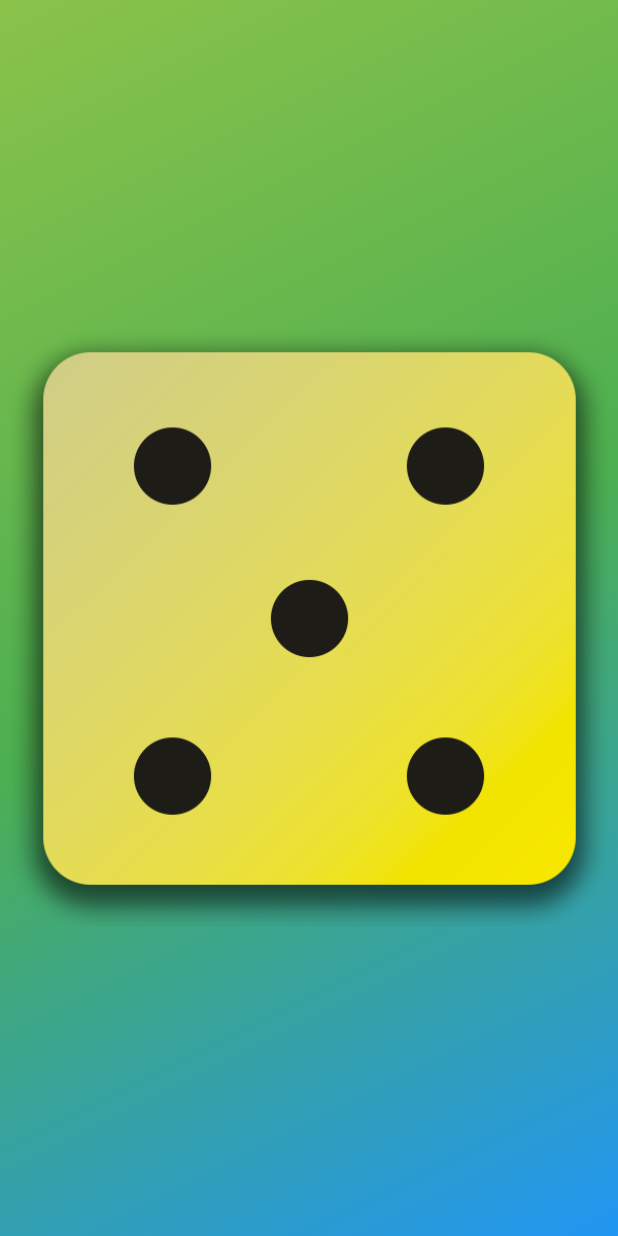
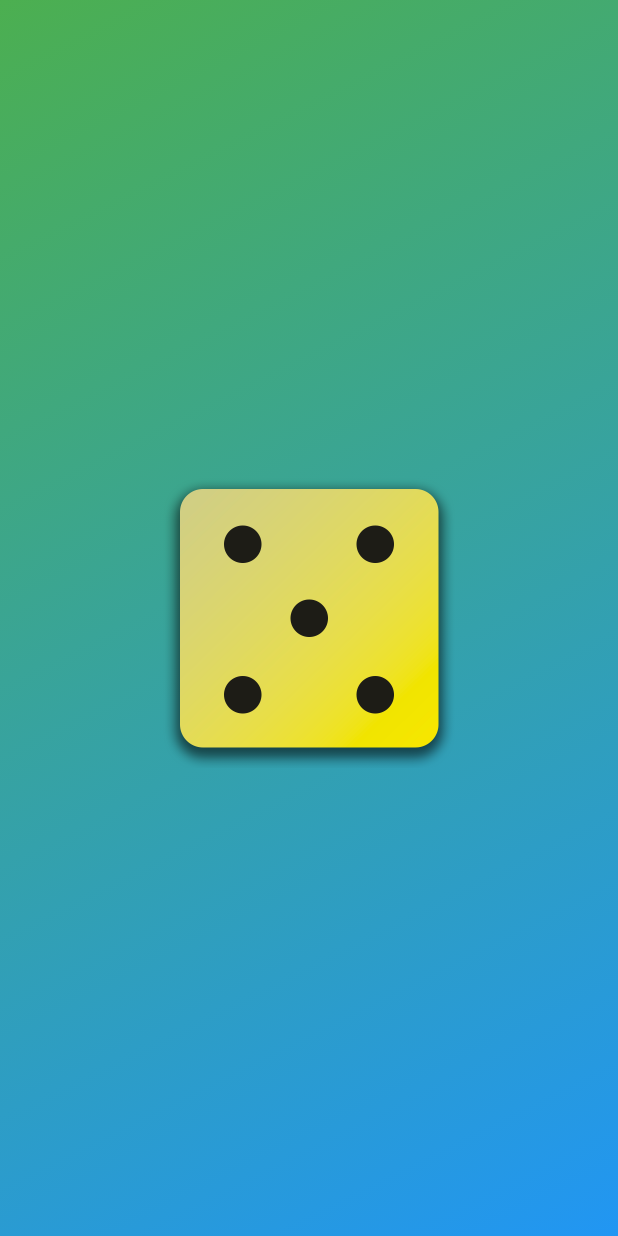
Before and after one commit to drayze/class_project_1, a Flutter app: the screen it shows after launch, on a phone screen of 412 x 824 dp. Run offline on Flutter 3.47's test engine with Material 3 defaults, Android fonts, the phone set to English and light mode, and no system bars.

Commit message:
feat: Simplify gradient and adjust image size
This commit simplifies the `GradientContainer` widget and makes an adjustment to the displayed image.

- The `LinearGradient` is updated to use two colors (`color1`, `color2`) instead of three, and the third color parameter has been removed from the constructor.
- The `Image.asset` widget now has a specified `width` of 200 to control its size.
- The `main.dart` file is updated to pass only two colors to the `GradientContainer` widget.

```diff
--- a/lib/gradient_container.dart
+++ b/lib/gradient_container.dart
@@ -5,20 +5,19 @@ const start = Alignment.topLeft;
 const end = Alignment.bottomRight;
 
 class GradientContainer extends StatelessWidget {
-  const GradientContainer(this.color1, this.color2, this.color3, {super.key});
+  const GradientContainer(this.color1, this.color2, {super.key});
 
   final Color color1;
   final Color color2;
-  final Color color3;
 
   @override
   Widget build (context) {
     return Container( decoration: BoxDecoration(
-      gradient: LinearGradient(colors: [color1, color2, color3,],
+      gradient: LinearGradient(colors: [color1, color2,],
           begin: start,
           end: end),),
       child: Center(
-        child: Image.asset('assets/images/dice-5.png'),
+        child: Image.asset('assets/images/dice-5.png', width: 200),
       ),
     );
   }}
--- a/lib/main.dart
+++ b/lib/main.dart
@@ -4,7 +4,7 @@ import 'package:class_project_1/gradient_container.dart';
 void main() {
   runApp(MaterialApp(
     home: Scaffold(
-      body: GradientContainer(Colors.lightGreen, Colors.green, Colors.blue),
+      body: GradientContainer(Colors.green, Colors.blue),
     ),
   ));
 }
```
